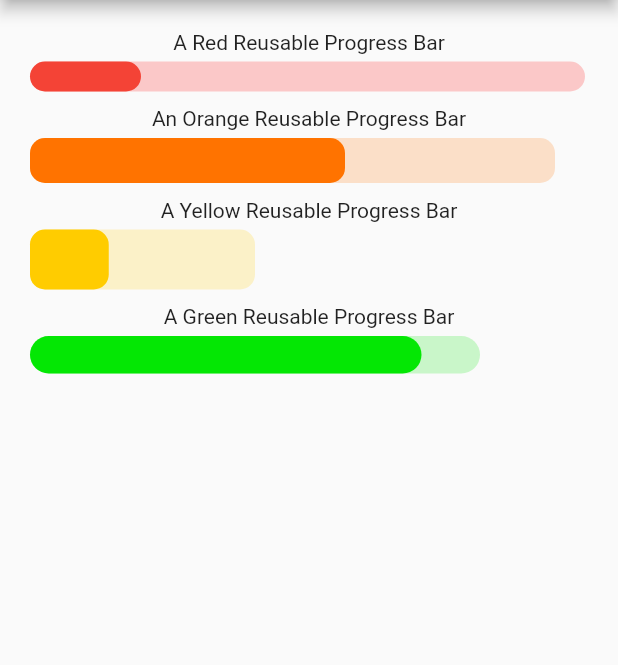
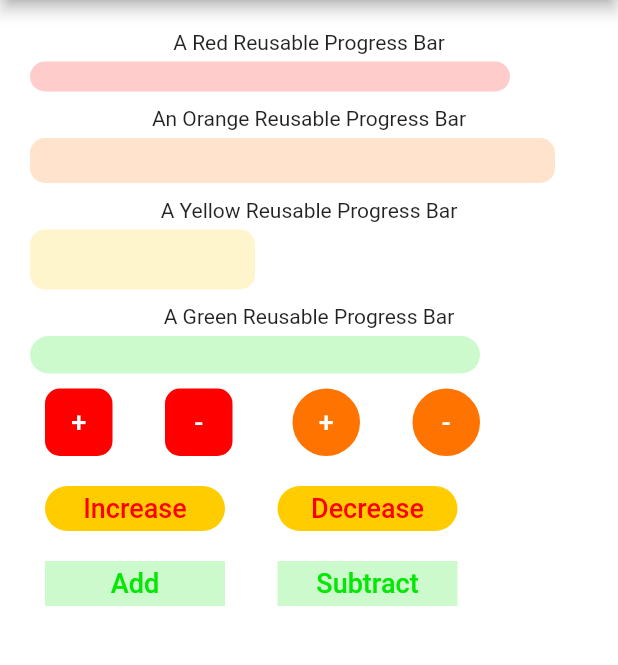
Before and after one commit to TonyoGodson/TestingReusableWidgets, a Flutter app: the screen it shows after launch, on a phone screen of 412 x 824 dp, the part 84-749 px from its top. Run offline on Flutter 3.47's test engine with Material 2 defaults, Android fonts, the phone set to English and light mode, and no system bars; drawn by our look-alikes of percent_indicator.

Commit message:
reusable buttons samples

```diff
--- a/lib/custon_button.dart
+++ b/lib/custon_button.dart
@@ -4,6 +4,8 @@ Widget Button(
     String text,
     Color color,
     Color color2,
+    double height,
+    double width,
     Function() ontap,
     double radius,
     double left,
@@ -15,7 +17,8 @@ Widget Button(
     onTap: ontap,
     child: Container(
       alignment: Alignment.center,
-      height: 50.0,
+      width: width,
+      height: height,
       margin: EdgeInsets.fromLTRB(left, top, right, bottom),
       decoration: BoxDecoration(
         borderRadius: BorderRadius.circular(radius),
--- a/lib/widgets_screen.dart
+++ b/lib/widgets_screen.dart
@@ -1,4 +1,5 @@
 import 'package:flutter/material.dart';
+import 'package:testing_reusable_widgets/custon_button.dart';
 
 import 'custom_progressbar.dart';
 
@@ -10,38 +11,101 @@ class WidgetsScreen extends StatefulWidget {
 }
 
 class _WidgetsScreenState extends State<WidgetsScreen> {
+  double red = 0.0;
+  double orange = 0.0;
+  double yellow = 0.0;
+  double green = 0.0;
   @override
   Widget build(BuildContext context) {
     return Scaffold(
       appBar: AppBar(title: const Text("Reusable Widgets"),
         centerTitle: true,
       ),
+      backgroundColor: Colors.white,
       body: Padding(
         padding: EdgeInsets.all(20),
         child: Column(
           children: [
             const Text("A Red Reusable Progress Bar"),
             const SizedBox(height: 5),
-            customProgressBar(0.0, true, 750, 20.0, 370.0, Colors.red,
-                const Color(0x33FF0000), .2, 10.0, 0.0),
+            customProgressBar(0.0, false, 750, 20.0, 320.0, Colors.red,
+                const Color(0x33FF0000), red, 10.0, 0.0),
             const SizedBox(height: 10),
             const Text("An Orange Reusable Progress Bar"),
             const SizedBox(height: 5),
-            customProgressBar(0.0, true, 1000, 30.0, 350.0,
+            customProgressBar(0.0, false, 1000, 30.0, 350.0,
                 const Color(0xFFFF7300),
-                const Color(0x33FF7300), .6, 10.0, 0.0),
+                const Color(0x33FF7300), orange, 10.0, 0.0),
             const SizedBox(height: 10),
             const Text("A Yellow Reusable Progress Bar"),
             const SizedBox(height: 5),
-            customProgressBar(0.0, true, 1000, 40.0, 150.0,
+            customProgressBar(0.0, false, 1000, 40.0, 150.0,
                 const Color(0xFFFFCC00),
-                const Color(0x33FFCC00), .35, 10.0, 0.0),
+                const Color(0x33FFCC00), yellow, 10.0, 0.0),
             const SizedBox(height: 10),
             const Text("A Green Reusable Progress Bar"),
             const SizedBox(height: 5),
-            customProgressBar(0.0, true, 1000, 25.0, 300.0,
+            customProgressBar(0.0, false, 1000, 25.0, 300.0,
                 const Color(0xFF04E704),
-                const Color(0x3304E704), .87, 30.0, 0.0),
+                const Color(0x3304E704), green, 30.0, 0.0),
+            Row(
+              children: [
+                Button(
+                    "+", const Color(0xFFFF0000), const Color(0xFFFFFFFF),
+                    45.0, 45.0, () => {
+                      setState((){red >= 0.9 ? red == 1.0 : red += 0.1;})
+                },
+                    10.0, 10.0, 10.0, 10.0, 10.0),
+                const SizedBox(width: 15.0),
+                Button(
+                    "-", const Color(0xFFFF0000),const Color(0xFFFFFFFF),
+                    45.0, 45.0, () => { setState((){red <= 0.09 ? red == 0.0 : red -= 0.1;})},
+                    10.0, 10.0, 10.0, 10.0, 10.0),
+                const SizedBox(width: 20),
+                Button(
+                    "+", const Color(0xFFFF7300), const Color(0xFFFFFFFF),
+                    45.0, 45.0, () => {
+                  setState((){orange  >= .9 ? orange == 1.0 : orange += .1;})
+                },
+                    50.0, 10.0, 10.0, 10.0, 10.0),
+                const SizedBox(width: 15.0),
+                Button(
+                    "-", const Color(0xFFFF7300), const Color(0xFFFFFFFF),
+                    45.0, 45.0, () => { setState((){orange <= 0.09 ? orange == 0.0 : orange -= 0.1;})},
+                    50.0, 10.0, 10.0, 10.0, 10.0),
+                const SizedBox(width: 20),],),
+            Row(
+              children: [
+                Button(
+                    "Increase", const Color(0xFFFFCC00), const Color(0xFFFF0000),
+                    30.0, 120.0, () => {
+                  setState((){yellow  >= .9 ? yellow == 1.0 : yellow += .1;})
+                },
+                    50.0, 10.0, 10.0, 10.0, 10.0),
+                const SizedBox(width: 15.0),
+                Button(
+                    "Decrease", const Color(0xFFFFCC00), const Color(0xFFFF0000),
+                    30.0, 120.0, () => { setState((){yellow <= 0.09 ? yellow == 0.0 : yellow -= 0.1;})},
+                    50.0, 10.0, 10.0, 10.0, 10.0),
+                const SizedBox(width: 20),
+              ],
+            ),
+            Row(
+              children: [
+                Button(
+                    "Add", const Color(0x3304E704), const Color(0xFF04E704),
+                    30.0, 120.0, () => {
+                  setState((){green  >= .9 ? green == 1.0 : green += .1;})
+                },
+                    0.0, 10.0, 10.0, 10.0, 10.0),
+                const SizedBox(width: 15.0),
+                Button(
+                    "Subtract", const Color(0x3304E704), const Color(0xFF04E704),
+                    30.0, 120.0, () => { setState((){green <= 0.09 ? green == 0.0 : green -= 0.1;})},
+                    0.0, 10.0, 10.0, 10.0, 10.0),
+                const SizedBox(width: 20),
+              ],
+            ),
           ],
         ),
       ),
```
